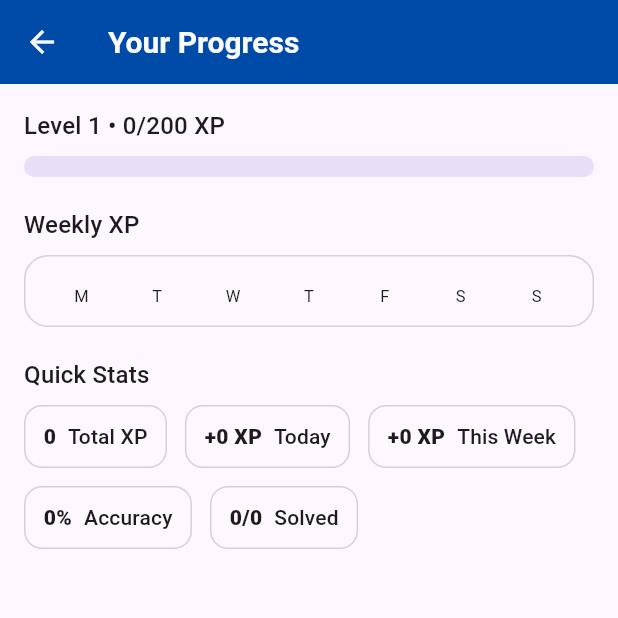
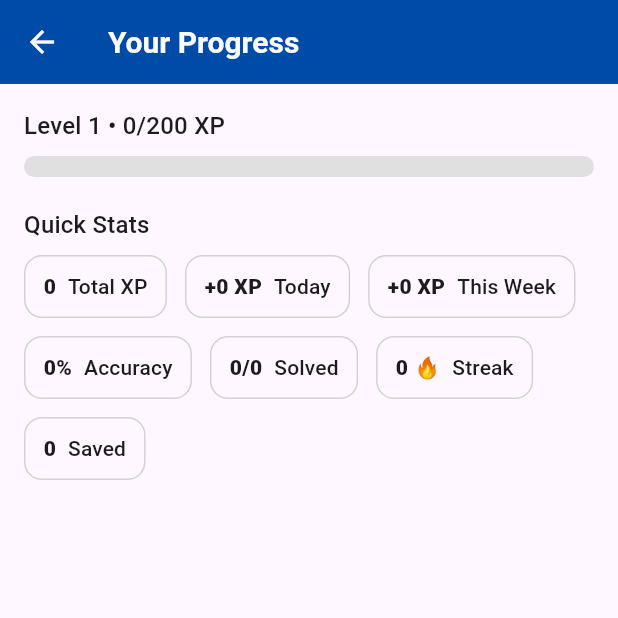
Before and after one commit to eminesenaa/mobile-interview-platform, a Flutter app: the screen it shows once a user with an empty profile is signed in, after a tap on "See all", on a phone screen of 412 x 824 dp, the top half of it. Run offline on Flutter 3.47's test engine with Material 3 defaults, Android fonts, the phone set to English and light mode, and no system bars; drawn by our look-alikes of overlay_support; our stand-ins replace awesome_bottom_bar, cloud_firestore, firebase_auth, firebase_core, font_awesome_flutter, get and 2 more; accounts and stored records are empty.

```diff
--- a/lib/controllers/progress_controller.dart
+++ b/lib/controllers/progress_controller.dart
@@ -1,19 +1,75 @@
+// ===================== File: lib/controllers/progress_controller.dart =====================
+// Purpose: Kullanıcının ilerleme durumunu (XP, level, accuracy, solved, streak, vb.)
+//          Firestore'dan gerçek zamanlı olarak dinler ve UI'a aktarır.
+// Notes:
+// - Firestore: users/{uid}
+// - Dinlenen alanlar: xp, level, todayXp, weeklyXp, streakDays, savedCount, correct, totalSolved
+// ==============================================================================
+
 import 'package:get/get.dart' hide Progress;
+import 'package:firebase_auth/firebase_auth.dart';
+import 'package:cloud_firestore/cloud_firestore.dart';
 import '../models/progress.dart';
 
 class ProgressController extends GetxController {
   final Rx<Progress> progress = Progress.initial().obs;
 
-  // Expose for UI
-  int get totalXp => progress.value.totalXp;
-  int get xpInLevel => progress.value.xpInLevel;
-  int get xpCap => progress.value.xpCapInLevel;
-  double get levelProgress => progress.value.levelProgress;
-  List<int> get weeklyXp => progress.value.weeklyXpLast7;
+  // Firestore’dan anlık alanlar
+  final RxInt totalXp = 0.obs;
+  final RxInt level = 1.obs;
+  final RxInt todayXp = 0.obs;
+  final RxInt weeklyXp = 0.obs;
+  final RxInt streakDays = 0.obs;
+  final RxInt savedCount = 0.obs;
+  final RxInt correct = 0.obs;
+  final RxInt totalSolved = 0.obs;
 
-  // Actions
+  @override
+  void onInit() {
+    super.onInit();
+    _listenUserProgress(); // 🔥 Firestore listener
+  }
+
+  void _listenUserProgress() {
+    final uid = FirebaseAuth.instance.currentUser?.uid;
+    if (uid == null) return;
+
+    FirebaseFirestore.instance
+        .collection("users")
+        .doc(uid)
+        .snapshots()
+        .listen((snap) {
+      if (!snap.exists) return;
+      final data = snap.data() ?? {};
+
+      // Firestore’daki değerleri güncelle
+      totalXp.value = (data['totalXp'] ?? data['xp'] ?? 0) as int;
+      level.value = (data['level'] ?? 1) as int;
+      todayXp.value = (data['todayXp'] ?? 0) as int;
+      weeklyXp.value = (data['weeklyXp'] ?? 0) as int;
+      streakDays.value = (data['streakDays'] ?? 0) as int;
+      savedCount.value = (data['savedCount'] ?? 0) as int;
+      correct.value = (data['correct'] ?? 0) as int;
+      totalSolved.value = (data['totalSolved'] ?? 0) as int;
+
+      // Progress modelini güncelle
+      progress.value = progress.value.copyWith(
+        totalXp: totalXp.value,
+        // Eğer Progress modelinde varsa ekle:
+        todayEarnedXp: todayXp.value,
+        weeklyEarnedXp: weeklyXp.value,
+        questionStats: progress.value.questionStats.copyWith(
+          correct: correct.value,
+          total: totalSolved.value,
+        ),
+      );
+    });
+  }
+
+  // Local ekleme (opsiyonel, fallback)
   void addXp(int delta) {
     progress.value = progress.value.addXp(delta);
+    totalXp.value = progress.value.totalXp;
   }
 
   void rolloverToNewDay() {
--- a/lib/pages/home/home_page.dart
+++ b/lib/pages/home/home_page.dart
@@ -1,14 +1,12 @@
 // ===================== File: lib/pages/home/home_page.dart =====================
 // Purpose: Home sayfası. Streak kartı, Today’s Popular Questions (yatay scroll)
 //          ve Your Progress bölümlerini içerir.
-// Notes:
-// - User verisi yokken greeting statik, ileride UserController’dan alınacak.
-// - ProgressController bağlandı (XP, level, weekly bar chart).
 // ==============================================================================
 
 import 'package:flutter/material.dart';
 import 'package:get/get.dart';
 import 'package:interview_project/pages/home/progress_page.dart';
+import 'package:interview_project/controllers/progress_controller.dart';
 import 'package:interview_project/pages/home/widgets/progress_summary_card.dart';
 import 'controllers/home_controller.dart';
 import 'widgets/streak_card.dart';
@@ -25,13 +23,12 @@ class HomePage extends StatelessWidget {
     return Scaffold(
       appBar: AppBar(
         titleSpacing: 16,
-        // ✅ Firestore’dan giriş yapan kullanıcının adını otomatik alacak
         title: const UserGreetingTitle(),
         actions: const [
           Padding(
             padding: EdgeInsets.only(right: 12),
             child: Icon(Icons.notifications_none),
-          )
+          ),
         ],
       ),
       body: RefreshIndicator(
@@ -55,12 +52,9 @@ class HomePage extends StatelessWidget {
             SliverToBoxAdapter(
               child: Padding(
                 padding: const EdgeInsets.fromLTRB(16, 20, 16, 8),
-                child: Row(
-                  mainAxisAlignment: MainAxisAlignment.spaceBetween,
-                  children: [
-                    Text("Today’s Popular Questions",
-                        style: Theme.of(context).textTheme.titleMedium),
-                  ],
+                child: Text(
+                  "Today’s Popular Questions",
+                  style: Theme.of(context).textTheme.titleMedium,
                 ),
               ),
             ),
@@ -71,21 +65,30 @@ class HomePage extends StatelessWidget {
                 final items = hc.popularQuestions;
                 if (items.isEmpty) {
                   return const Padding(
-                    padding: EdgeInsets.all(16),
-                    child: Text("No questions available"),
+                    padding: EdgeInsets.all(24),
+                    child: Center(
+                      child: Text(
+                        "No questions available today",
+                        style: TextStyle(color: Colors.grey),
+                      ),
+                    ),
                   );
                 }
+
                 return SizedBox(
                   height: 160,
                   child: ListView.separated(
                     scrollDirection: Axis.horizontal,
+                    physics: const AlwaysScrollableScrollPhysics(),
+                    shrinkWrap: true,
+                    primary: false,
                     padding: const EdgeInsets.symmetric(horizontal: 16),
-                    physics: const BouncingScrollPhysics(),
                     itemCount: items.length,
                     separatorBuilder: (_, __) => const SizedBox(width: 12),
                     itemBuilder: (_, i) => PopularQuestionCard.horizontal(
                       question: items[i],
-                      width: MediaQuery.of(_).size.width * 0.78,
+                      // 🔹 genişliği biraz küçült ki scroll bariz olsun
+                      width: MediaQuery.of(context).size.width * 0.7,
                     ),
                   ),
                 );
@@ -101,8 +104,10 @@ class HomePage extends StatelessWidget {
                   children: [
                     Row(
                       children: [
-                        Text('Your Progress',
-                            style: Theme.of(context).textTheme.titleMedium),
+                        Text(
+                          'Your Progress',
+                          style: Theme.of(context).textTheme.titleMedium,
+                        ),
                         const Spacer(),
                         TextButton(
                           onPressed: () => Get.to(() => const ProgressPage()),
@@ -114,26 +119,26 @@ class HomePage extends StatelessWidget {
 
                     // --- HORIZONTAL 3 SUMMARY CARDS ---
                     Obx(() {
-                      final pc = Get.find<HomeController>().pc;
+                      final pc = hc.pc;
                       final p = pc.progress.value;
                       final acc =
                           (p.questionStats.accuracy * 100).toStringAsFixed(0);
 
                       final cards = [
                         ProgressSummaryCard(
+                          icon: Icons.workspace_premium_rounded,
+                          title: 'Level ${p.level}',
+                          value: '${pc.totalXp.value} XP',
+                          caption:
+                              'to next: ${p.xpCapInLevel - p.xpInLevel} XP',
+                          onTap: () => Get.to(() => const ProgressPage()),
+                        ),
+                        ProgressSummaryCard(
                           icon: Icons.check_circle_rounded,
                           title: 'Accuracy',
                           value: '$acc%',
                           caption:
                               '${p.questionStats.correct}/${p.questionStats.total} correct',
-                          onTap: () => Get.to(() => const ProgressPage()),
-                        ),
-                        ProgressSummaryCard(
-                          icon: Icons.workspace_premium_rounded,
-                          title: 'Level ${p.level}',
-                          value: '${p.xpInLevel}/${p.xpCapInLevel} XP',
-                          caption:
-                              'to next: ${p.xpCapInLevel - p.xpInLevel} XP',
                           onTap: () => Get.to(() => const ProgressPage()),
                         ),
                         ProgressSummaryCard(
@@ -152,8 +157,8 @@ class HomePage extends StatelessWidget {
                             child: ListView.separated(
                               scrollDirection: Axis.horizontal,
                               physics: const BouncingScrollPhysics(),
-                              padding:
-                                  const EdgeInsets.symmetric(horizontal: 0),
+                              shrinkWrap: true,
+                              primary: false,
                               itemBuilder: (_, i) => cards[i],
                               separatorBuilder: (_, __) =>
                                   const SizedBox(width: 12),
@@ -161,7 +166,6 @@ class HomePage extends StatelessWidget {
                             ),
                           ),
                           const SizedBox(height: 16),
-                          // ✅ Weekly XP Bar Chart
                           _MiniBarChart(values: p.weeklyXpLast7),
                         ],
                       );
@@ -184,9 +188,7 @@ class _MiniBarChart extends StatelessWidget {
 
   @override
   Widget build(BuildContext context) {
-    final max = (values.isEmpty
-        ? 1
-        : values.reduce((a, b) => a > b ? a : b))
+    final max = (values.isEmpty ? 1 : values.reduce((a, b) => a > b ? a : b))
         .toDouble();
 
     return Container(
--- a/lib/pages/home/progress_page.dart
+++ b/lib/pages/home/progress_page.dart
@@ -1,6 +1,11 @@
+// ===================== File: lib/pages/home/progress_page.dart =====================
+// Purpose: Kullanıcının ilerlemesini gösterir (XP, Level, Accuracy, Streak, vb.)
+// Data: ProgressController -> Firestore’dan gerçek zamanlı listener
+// ==============================================================================
+
 import 'package:flutter/material.dart';
 import 'package:get/get.dart';
-import '../../controllers/progress_controller.dart';
+import 'package:interview_project/controllers/progress_controller.dart';
 
 class ProgressPage extends StatelessWidget {
   const ProgressPage({super.key});
@@ -13,86 +18,53 @@ class ProgressPage extends StatelessWidget {
       appBar: AppBar(title: const Text('Your Progress')),
       body: Obx(() {
         final p = pc.progress.value;
-        final weekly = p.weeklyXpLast7;
-        final max = (weekly.isEmpty ? 1 : weekly.reduce((a,b)=>a>b?a:b)).toDouble();
+
+        final xpInLevel = p.xpInLevel;
+        final xpCap = p.xpCapInLevel;
+        final levelProgress = p.levelProgress;
+
+        final accuracy = p.questionStats.total == 0
+            ? "0"
+            : ((p.questionStats.accuracy) * 100).toStringAsFixed(0);
+
         return ListView(
           padding: const EdgeInsets.all(16),
           children: [
-            // Level progress
-            Text('Level ${p.level} • ${p.xpInLevel}/${p.xpCapInLevel} XP',
-                style: Theme.of(context).textTheme.titleMedium),
+            // ---- Level Progress ----
+            Text(
+              'Level ${p.level} • $xpInLevel/$xpCap XP',
+              style: Theme.of(context).textTheme.titleMedium,
+            ),
             const SizedBox(height: 8),
             ClipRRect(
               borderRadius: BorderRadius.circular(12),
               child: LinearProgressIndicator(
-                value: p.levelProgress.clamp(0, 1),
+                value: levelProgress.clamp(0, 1),
                 minHeight: 14,
+                backgroundColor: Colors.grey[300],
               ),
             ),
             const SizedBox(height: 20),
 
-            // Weekly XP chart
-            Text('Weekly XP', style: Theme.of(context).textTheme.titleMedium),
-            const SizedBox(height: 8),
-            Container(
-              padding: const EdgeInsets.all(12),
-              decoration: BoxDecoration(
-                color: Theme.of(context).colorScheme.surface,
-                borderRadius: BorderRadius.circular(16),
-                border: Border.all(
-                  color: Theme.of(context).dividerColor.withOpacity(.3),
-                ),
-              ),
-              child: Row(
-                crossAxisAlignment: CrossAxisAlignment.end,
-                children: List.generate(weekly.length, (i) {
-                  final h = max==0 ? 0.0 : (weekly[i] / max) * 120.0;
-                  return Expanded(
-                    child: Padding(
-                      padding: const EdgeInsets.symmetric(horizontal: 4),
-                      child: Column(
-                        mainAxisAlignment: MainAxisAlignment.end,
-                        children: [
-                          AnimatedContainer(
-                            duration: const Duration(milliseconds: 250),
-                            height: h,
-                            decoration: BoxDecoration(
-                              borderRadius: BorderRadius.circular(8),
-                              color: Theme.of(context)
-                                  .colorScheme.primary
-                                  .withOpacity(.85),
-                            ),
-                          ),
-                          const SizedBox(height: 6),
-                          Text(['M','T','W','T','F','S','S'][i],
-                              style: const TextStyle(fontSize: 11)),
-                        ],
-                      ),
-                    ),
-                  );
-                }),
-              ),
-            ),
-
-            const SizedBox(height: 20),
-
-            // Quick stats
-            Text('Quick Stats', style: Theme.of(context).textTheme.titleMedium),
+            // ---- Quick Stats ----
+            Text('Quick Stats',
+                style: Theme.of(context).textTheme.titleMedium),
             const SizedBox(height: 8),
             Wrap(
-              spacing: 12, runSpacing: 12,
+              spacing: 12,
+              runSpacing: 12,
               children: [
-                _StatPill(label: 'Total XP', value: '${p.totalXp}'),
+                _StatPill(label: 'Total XP', value: '${pc.totalXp.value}'),
                 _StatPill(label: 'Today', value: '+${p.todayEarnedXp} XP'),
                 _StatPill(label: 'This Week', value: '+${p.weeklyEarnedXp} XP'),
-                _StatPill(
-                  label: 'Accuracy',
-                  value: '${(p.questionStats.accuracy * 100).toStringAsFixed(0)}%',
-                ),
+                _StatPill(label: 'Accuracy', value: '$accuracy%'),
                 _StatPill(
                   label: 'Solved',
-                  value: '${p.questionStats.correct}/${p.questionStats.total}',
+                  value:
+                      '${p.questionStats.correct}/${p.questionStats.total}',
                 ),
+                _StatPill(label: 'Streak', value: '${pc.streakDays.value} 🔥'),
+                _StatPill(label: 'Saved', value: '${pc.savedCount.value}'),
               ],
             ),
           ],
@@ -115,14 +87,19 @@ class _StatPill extends StatelessWidget {
       decoration: BoxDecoration(
         color: cs.surface,
         borderRadius: BorderRadius.circular(12),
-        border: Border.all(color: Theme.of(context).dividerColor.withOpacity(.3)),
+        border:
+            Border.all(color: Theme.of(context).dividerColor.withOpacity(.3)),
       ),
-      child: Row(mainAxisSize: MainAxisSize.min, children: [
-        Text(value,
-            style: const TextStyle(fontSize: 14, fontWeight: FontWeight.w800)),
-        const SizedBox(width: 8),
-        Text(label, style: Theme.of(context).textTheme.labelLarge),
-      ]),
+      child: Row(
+        mainAxisSize: MainAxisSize.min,
+        children: [
+          Text(value,
+              style:
+                  const TextStyle(fontSize: 14, fontWeight: FontWeight.w800)),
+          const SizedBox(width: 8),
+          Text(label, style: Theme.of(context).textTheme.labelLarge),
+        ],
+      ),
     );
   }
 }
```
Also changed, not shown: lib/pages/question_types/controllers/fill_blank_controller.dart (+63 -8 lines), lib/pages/question_types/controllers/mcq_controller.dart (+89 -7 lines), lib/pages/question_types/controllers/short_answer_controller.dart (+61 -1 lines), lib/pages/question_types/fill_in_blank_page.dart (+26 -2 lines), lib/pages/question_types/mcq_question_page.dart (+26 -6 lines).
